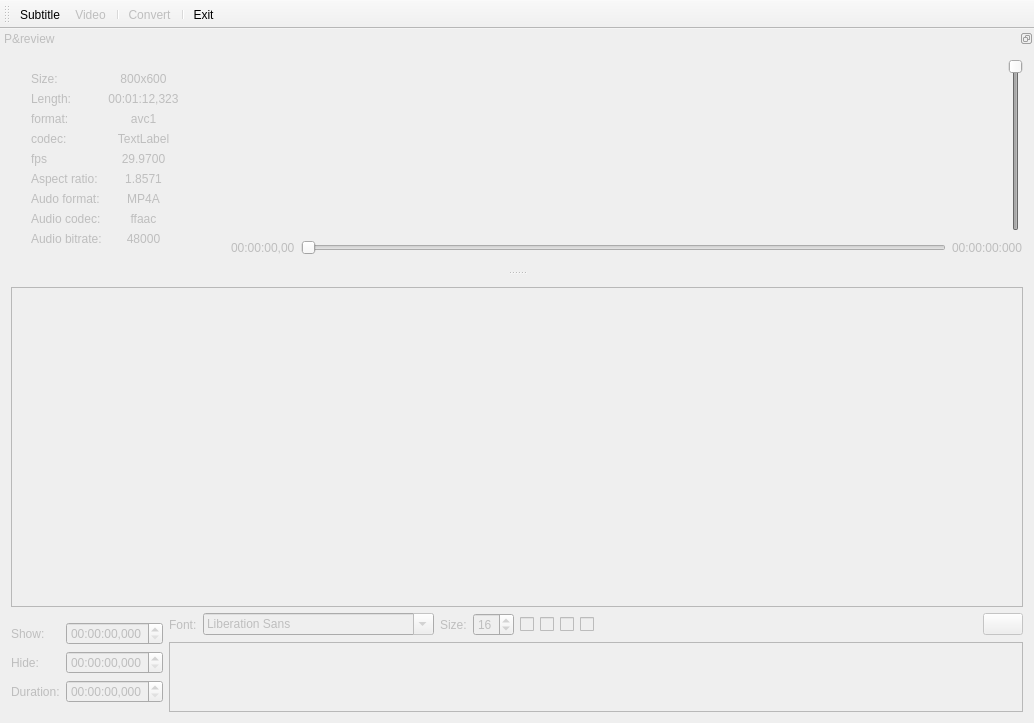
This is mainwindow.ui in poulad/zNevis as Qt 5 draws it before an edit. The edited form follows.
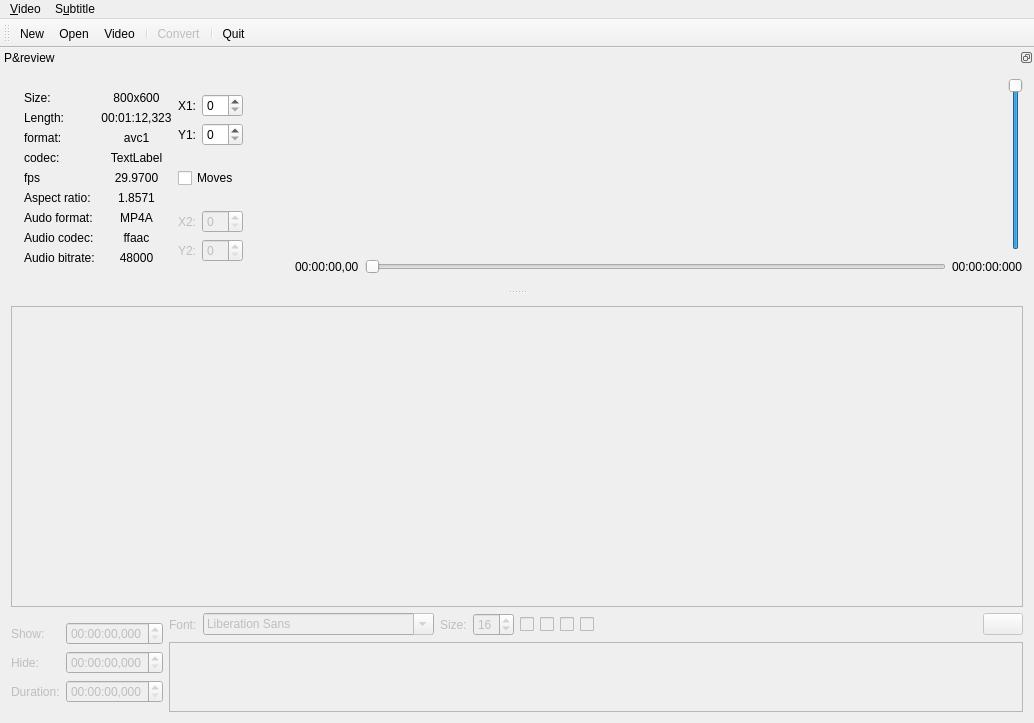
This is the edited form. Icons and pictures are not drawn.

Commit message:
* fixed class Subtitle functionality * added
** ToDo:
* use ass files instead of SubRip

```diff
--- a/mainwindow.ui
+++ b/mainwindow.ui
@@ -3,7 +3,7 @@
  <class>MainWindow</class>
  <widget class="QMainWindow" name="MainWindow">
   <property name="windowModality">
-   <enum>Qt::ApplicationModal</enum>
+   <enum>Qt::NonModal</enum>
   </property>
   <property name="enabled">
    <bool>true</bool>
@@ -23,6 +23,9 @@
    <iconset>
     <normaloff>icons/ffmpeg_large.png</normaloff>icons/ffmpeg_large.png</iconset>
   </property>
+  <property name="unifiedTitleAndToolBarOnMac">
+   <bool>false</bool>
+  </property>
   <widget class="QWidget" name="centralWidget">
    <layout class="QVBoxLayout" name="verticalLayout_6" stretch="5,1">
     <item>
@@ -399,16 +402,17 @@
    <attribute name="toolBarBreak">
     <bool>false</bool>
    </attribute>
+   <addaction name="actionNewSubtitle"/>
    <addaction name="actionOpenSubtitle"/>
    <addaction name="actionOpenVideo"/>
    <addaction name="separator"/>
    <addaction name="actionConvert"/>
    <addaction name="separator"/>
-   <addaction name="actionExit"/>
+   <addaction name="actionQuit"/>
   </widget>
   <widget class="QDockWidget" name="dockWidget">
    <property name="enabled">
-    <bool>false</bool>
+    <bool>true</bool>
    </property>
    <property name="floating">
     <bool>false</bool>
@@ -426,7 +430,7 @@
     <number>4</number>
    </attribute>
    <widget class="QWidget" name="dockWidgetContents">
-    <layout class="QHBoxLayout" name="horizontalLayout_8" stretch="1,5">
+    <layout class="QHBoxLayout" name="horizontalLayout_8" stretch="0,0,1">
      <item>
       <layout class="QVBoxLayout" name="verticalLayout_7">
        <item>
@@ -758,6 +762,79 @@
        </item>
       </layout>
      </item>
+     <item>
+      <layout class="QVBoxLayout" name="verticalLayout_3">
+       <item>
+        <layout class="QGridLayout" name="gridLayout_2">
+         <item row="0" column="0">
+          <widget class="QLabel" name="label">
+           <property name="text">
+            <string>X1:</string>
+           </property>
+          </widget>
+         </item>
+         <item row="0" column="1">
+          <widget class="QSpinBox" name="spinBox"/>
+         </item>
+         <item row="1" column="0">
+          <widget class="QLabel" name="label_2">
+           <property name="text">
+            <string>Y1:</string>
+           </property>
+          </widget>
+         </item>
+         <item row="1" column="1">
+          <widget class="QSpinBox" name="spinBox_2"/>
+         </item>
+        </layout>
+       </item>
+       <item>
+        <widget class="QCheckBox" name="checkBox">
+         <property name="text">
+          <string>Moves</string>
+         </property>
+        </widget>
+       </item>
+       <item>
+        <layout class="QGridLayout" name="gridLayout_3">
+         <item row="0" column="0">
+          <widget class="QLabel" name="label_3">
+           <property name="enabled">
+            <bool>false</bool>
+           </property>
+           <property name="text">
+            <string>X2:</string>
+           </property>
+          </widget>
+         </item>
+         <item row="0" column="1">
+          <widget class="QSpinBox" name="spinBox_3">
+           <property name="enabled">
+            <bool>false</bool>
+           </property>
+          </widget>
+         </item>
+         <item row="1" column="0">
+          <widget class="QLabel" name="label_4">
+           <property name="enabled">
+            <bool>false</bool>
+           </property>
+           <property name="text">
+            <string>Y2:</string>
+           </property>
+          </widget>
+         </item>
+         <item row="1" column="1">
+          <widget class="QSpinBox" name="spinBox_4">
+           <property name="enabled">
+            <bool>false</bool>
+           </property>
+          </widget>
+         </item>
+        </layout>
+       </item>
+      </layout>
+     </item>
      <item>
       <layout class="QVBoxLayout" name="verticalLayout_8">
        <item>
@@ -770,6 +847,7 @@
            <property name="cursor">
             <cursorShape>ArrowCursor</cursorShape>
            </property>
+           <zorder></zorder>
           </widget>
          </item>
          <item>
@@ -880,6 +958,39 @@
     </layout>
    </widget>
   </widget>
+  <widget class="QMenuBar" name="menuBar">
+   <property name="geometry">
+    <rect>
+     <x>0</x>
+     <y>0</y>
+     <width>1034</width>
+     <height>19</height>
+    </rect>
+   </property>
+   <widget class="QMenu" name="menu_Subtitle">
+    <property name="title">
+     <string>S&amp;ubtitle</string>
+    </property>
+    <widget class="QMenu" name="menu_Recent_subtitles">
+     <property name="title">
+      <string>&amp;Recent subtitles</string>
+     </property>
+     <addaction name="action_1"/>
+     <addaction name="action_2"/>
+    </widget>
+    <addaction name="actionNewSubtitle"/>
+    <addaction name="actionOpenSubtitle"/>
+    <addaction name="menu_Recent_subtitles"/>
+   </widget>
+   <widget class="QMenu" name="menu_Video">
+    <property name="title">
+     <string>&amp;Video</string>
+    </property>
+    <addaction name="actionOpenVideo"/>
+   </widget>
+   <addaction name="menu_Video"/>
+   <addaction name="menu_Subtitle"/>
+  </widget>
   <action name="actionOpenSubtitle">
    <property name="enabled">
     <bool>true</bool>
@@ -889,19 +1000,28 @@
      <normaloff>:/Breeze/icons/open_document.svg</normaloff>:/Breeze/icons/open_document.svg</iconset>
    </property>
    <property name="text">
-    <string>&amp;Subtitle</string>
+    <string>&amp;Open</string>
+   </property>
+   <property name="toolTip">
+    <string>Open an existing subtitle file</string>
    </property>
    <property name="shortcut">
     <string>Ctrl+O</string>
    </property>
   </action>
-  <action name="actionExit">
+  <action name="actionQuit">
    <property name="icon">
     <iconset resource="zNevis.qrc">
      <normaloff>:/Breeze/icons/exit.svg</normaloff>:/Breeze/icons/exit.svg</iconset>
    </property>
    <property name="text">
-    <string>&amp;Exit</string>
+    <string>&amp;Quit</string>
+   </property>
+   <property name="toolTip">
+    <string>Quit application</string>
+   </property>
+   <property name="shortcut">
+    <string>Ctrl+Q</string>
    </property>
   </action>
   <action name="actionConvert">
@@ -921,7 +1041,7 @@
   </action>
   <action name="actionOpenVideo">
    <property name="enabled">
-    <bool>false</bool>
+    <bool>true</bool>
    </property>
    <property name="icon">
     <iconset resource="zNevis.qrc">
@@ -937,6 +1057,31 @@
     <string>Ctrl+Shift+O</string>
    </property>
   </action>
+  <action name="actionNewSubtitle">
+   <property name="icon">
+    <iconset resource="zNevis.qrc">
+     <normaloff>:/Breeze/icons/new_document.svg</normaloff>:/Breeze/icons/new_document.svg</iconset>
+   </property>
+   <property name="text">
+    <string>&amp;New</string>
+   </property>
+   <property name="toolTip">
+    <string>Create a blank subtitle file</string>
+   </property>
+   <property name="shortcut">
+    <string>Ctrl+N</string>
+   </property>
+  </action>
+  <action name="action_1">
+   <property name="text">
+    <string>&amp;1 </string>
+   </property>
+  </action>
+  <action name="action_2">
+   <property name="text">
+    <string>&amp;2 </string>
+   </property>
+  </action>
  </widget>
  <layoutdefault spacing="6" margin="11"/>
  <resources>
```
Left out of the diff: 2 changed lines with no effect on the pictures. The commit also changes 12 other files.
